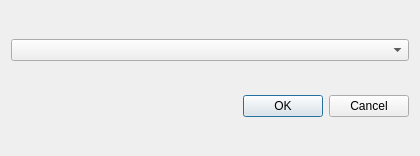
The window that qrouting/ui/raw/layer_select.ui (gis-ops/holladiewaldfee) describes before a commit, drawn with Qt 5.
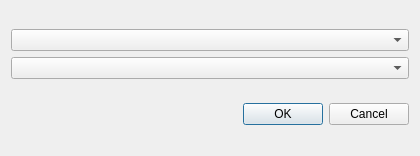
The same window after the commit. Custom widgets are drawn as their Qt base class.

Commit message: added support for individual field name selection

What changed in the file:
```diff
--- a/qrouting/ui/raw/layer_select.ui
+++ b/qrouting/ui/raw/layer_select.ui
@@ -19,6 +19,9 @@
      <item>
       <widget class="QgsMapLayerComboBox" name="layer_choice"/>
      </item>
+     <item>
+      <widget class="QgsFieldComboBox" name="field_choice"/>
+     </item>
     </layout>
    </item>
    <item>
@@ -34,6 +37,11 @@
   </layout>
  </widget>
  <customwidgets>
+  <customwidget>
+   <class>QgsFieldComboBox</class>
+   <extends>QComboBox</extends>
+   <header>qgsfieldcombobox.h</header>
+  </customwidget>
   <customwidget>
    <class>QgsMapLayerComboBox</class>
    <extends>QComboBox</extends>
```
The commit also changes 3 other files.
